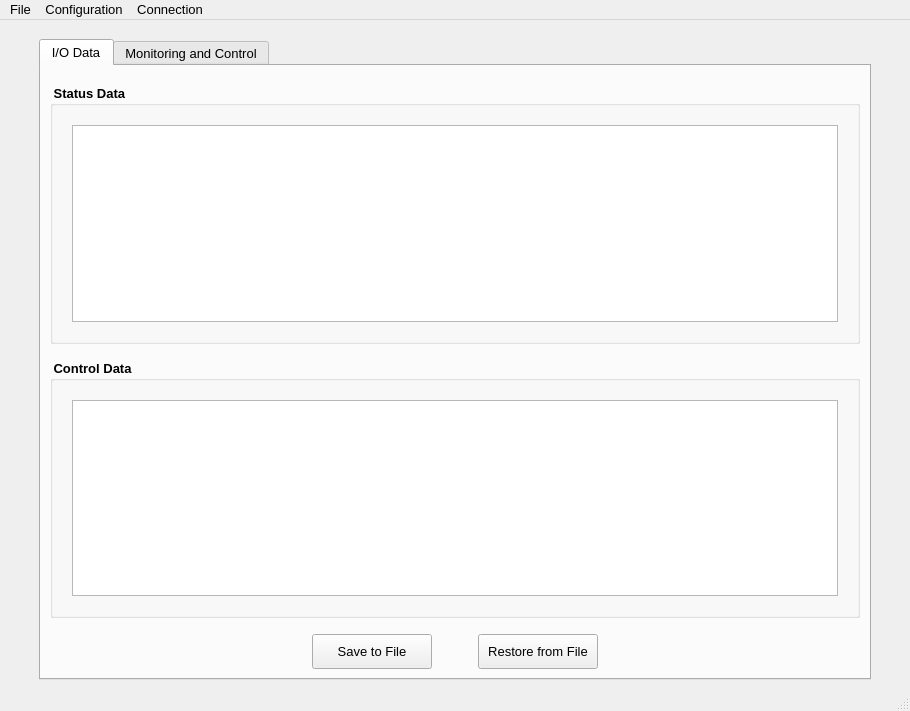
Qt form TCP_Client/mainwindow.ui (epw7856/TCP_Client) before a commit.
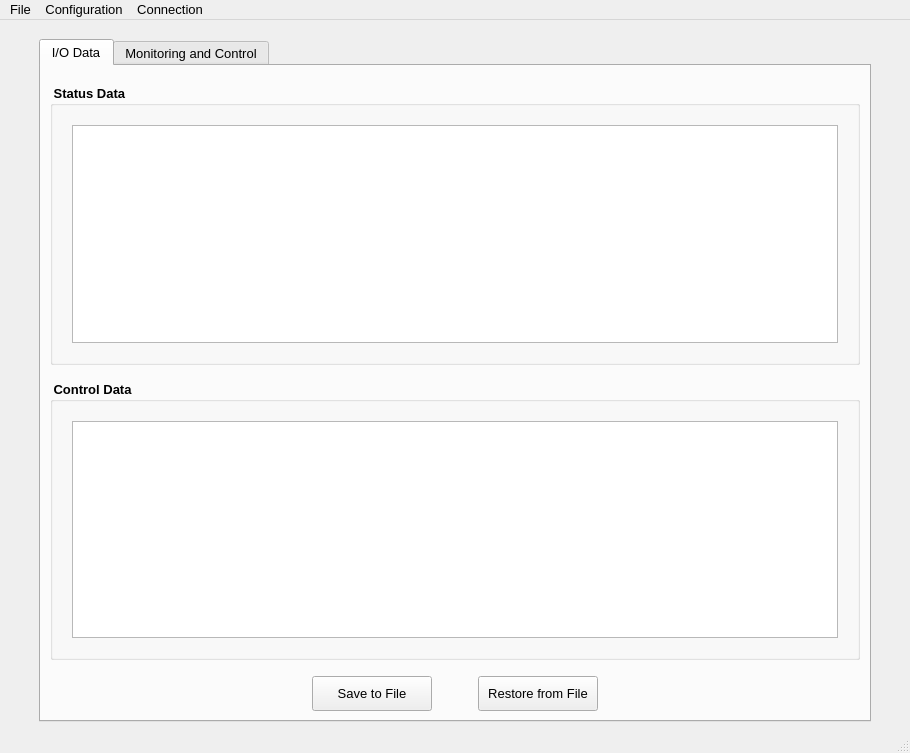
The same form after that commit.

Commit message: Implemented the status bar UI element and associated logic.

```diff
--- a/TCP_Client/mainwindow.ui
+++ b/TCP_Client/mainwindow.ui
@@ -7,7 +7,7 @@
     <x>0</x>
     <y>0</y>
     <width>910</width>
-    <height>711</height>
+    <height>753</height>
    </rect>
   </property>
   <property name="font">
```
Left out of the diff: 2 changed lines with no effect on the pictures. The commit also changes 6 other files.
